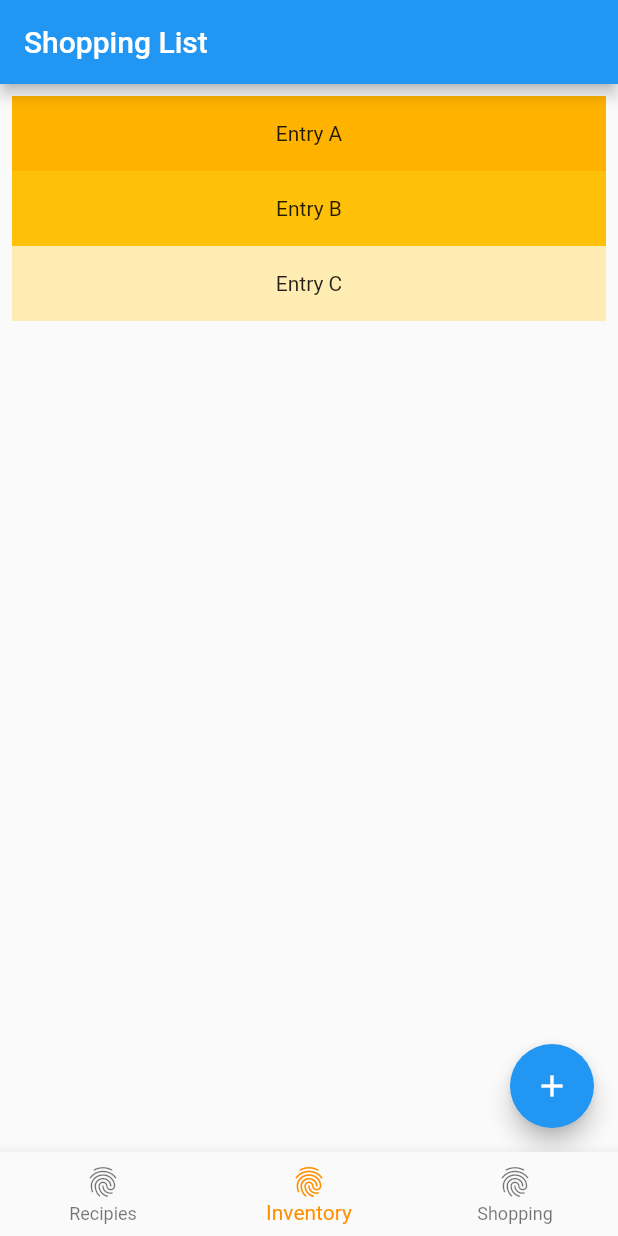
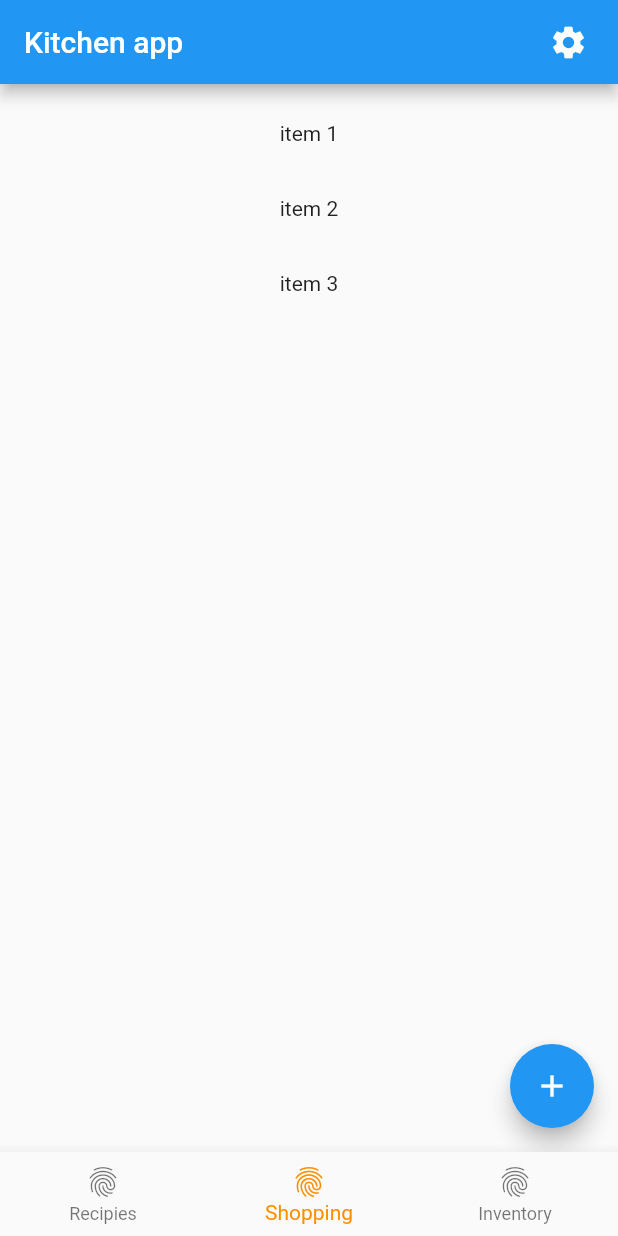
Before and after one commit to lukaspetersson/kitchen_app, a Flutter app: the screen it shows after launch, item 2 of the bottom bar chosen, on a phone screen of 412 x 824 dp. Run offline on Flutter 3.47's test engine with Material 2 defaults, Android fonts, the light colour scheme and no system bars.

Commit message:
settings pages

```diff
--- a/lib/pages/NavigationPage.dart
+++ b/lib/pages/NavigationPage.dart
@@ -1,10 +1,10 @@
 import 'package:flutter/material.dart';
 
 // Import bottom navigation pages
-import 'package:kitchen_app/pages/navPages/nav1.dart';
 import 'package:kitchen_app/pages/navPages/InventoryPage.dart';
 import 'package:kitchen_app/pages/navPages/RecipePage.dart';
 import 'package:kitchen_app/pages/navPages/ShoppingPage.dart';
+import 'SettingsPage.dart';
 
 class PageInfo {
   PageInfo({required this.title, required this.icon, required this.page})
@@ -20,11 +20,9 @@ class NavigationPage extends StatefulWidget {
     PageInfo(
         title: "Recipies", icon: Icon(Icons.fingerprint), page: RecipePage()),
     PageInfo(
+        title: "Shopping", icon: Icon(Icons.fingerprint), page: ShoppingPage()),
+    PageInfo(
         title: "Inventory",
-        icon: Icon(Icons.fingerprint),
-        page: ShoppingPage()),
-    PageInfo(
-        title: "Shopping",
         icon: Icon(Icons.fingerprint),
         page: InventoryPage()),
   ];
@@ -50,6 +48,24 @@ class NavigationPageState extends State<NavigationPage> {
   @override
   Widget build(BuildContext context) {
     return Scaffold(
+      appBar: AppBar(
+        title: Text("Kitchen app"),
+        actions: <Widget>[
+          Padding(
+              padding: EdgeInsets.only(right: 20.0),
+              child: GestureDetector(
+                onTap: () => Navigator.push(context, MaterialPageRoute(
+                  builder: (context) {
+                    return SettingsPage();
+                  },
+                )),
+                child: Icon(
+                  Icons.settings,
+                  size: 26.0,
+                ),
+              )),
+        ],
+      ),
       body: Center(
         child: pages.elementAt(selectedIndex).page,
       ),
--- a/lib/pages/navPages/InventoryPage.dart
+++ b/lib/pages/navPages/InventoryPage.dart
@@ -9,27 +9,21 @@ class _InventoryPageState extends State<InventoryPage> {
   @override
   Widget build(BuildContext context) {
     return Scaffold(
-      appBar: AppBar(
-        title: Text("Inventory"),
-      ),
       body: Center(
           child: ListView(
         padding: const EdgeInsets.all(8),
         children: <Widget>[
           Container(
             height: 50,
-            color: Colors.amber[600],
-            child: const Center(child: Text('Entry A')),
+            child: const Center(child: Text('item 1')),
           ),
           Container(
             height: 50,
-            color: Colors.amber[500],
-            child: const Center(child: Text('Entry B')),
+            child: const Center(child: Text('item 2')),
           ),
           Container(
             height: 50,
-            color: Colors.amber[100],
-            child: const Center(child: Text('Entry C')),
+            child: const Center(child: Text('item 3')),
           ),
         ],
       )),
--- a/lib/pages/navPages/RecipePage.dart
+++ b/lib/pages/navPages/RecipePage.dart
@@ -9,27 +9,21 @@ class _RecipePageState extends State<RecipePage> {
   @override
   Widget build(BuildContext context) {
     return Scaffold(
-      appBar: AppBar(
-        title: Text("Recipe"),
-      ),
       body: Center(
           child: ListView(
         padding: const EdgeInsets.all(8),
         children: <Widget>[
           Container(
             height: 50,
-            color: Colors.amber[600],
-            child: const Center(child: Text('Entry A')),
+            child: const Center(child: Text('recipe A')),
           ),
           Container(
             height: 50,
-            color: Colors.amber[500],
-            child: const Center(child: Text('Entry B')),
+            child: const Center(child: Text('recipe B')),
           ),
           Container(
             height: 50,
-            color: Colors.amber[100],
-            child: const Center(child: Text('Entry C')),
+            child: const Center(child: Text('recipe C')),
           ),
         ],
       )),
--- a/lib/pages/navPages/ShoppingPage.dart
+++ b/lib/pages/navPages/ShoppingPage.dart
@@ -9,27 +9,21 @@ class _ShoppingPageState extends State<ShoppingPage> {
   @override
   Widget build(BuildContext context) {
     return Scaffold(
-      appBar: AppBar(
-        title: Text("Shopping List"),
-      ),
       body: Center(
           child: ListView(
         padding: const EdgeInsets.all(8),
         children: <Widget>[
           Container(
             height: 50,
-            color: Colors.amber[600],
-            child: const Center(child: Text('Entry A')),
+            child: const Center(child: Text('item 1')),
           ),
           Container(
             height: 50,
-            color: Colors.amber[500],
-            child: const Center(child: Text('Entry B')),
+            child: const Center(child: Text('item 2')),
           ),
           Container(
             height: 50,
-            color: Colors.amber[100],
-            child: const Center(child: Text('Entry C')),
+            child: const Center(child: Text('item 3')),
           ),
         ],
       )),
```
Also changed, not shown: lib/pages/SettingsPage.dart (added, +27 -0 lines), lib/pages/navPages/nav1.dart (deleted, +0 -48 lines), lib/pages/settingsPages/AddItemPage.dart (added, +31 -0 lines).
